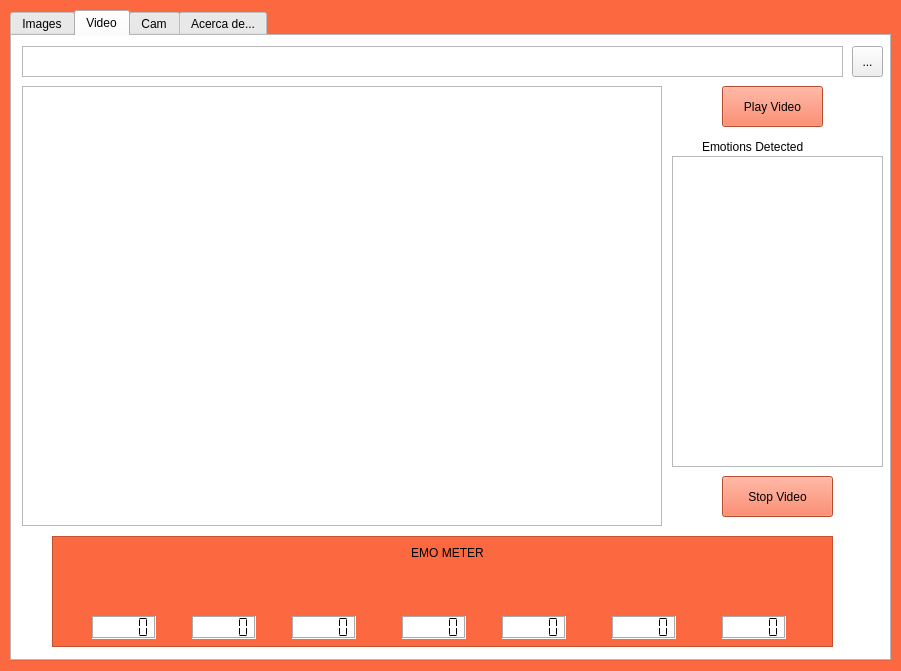
Old version of the form gui_2/main.ui in the repository Hiidekii/HoN-HappyOrNot-.
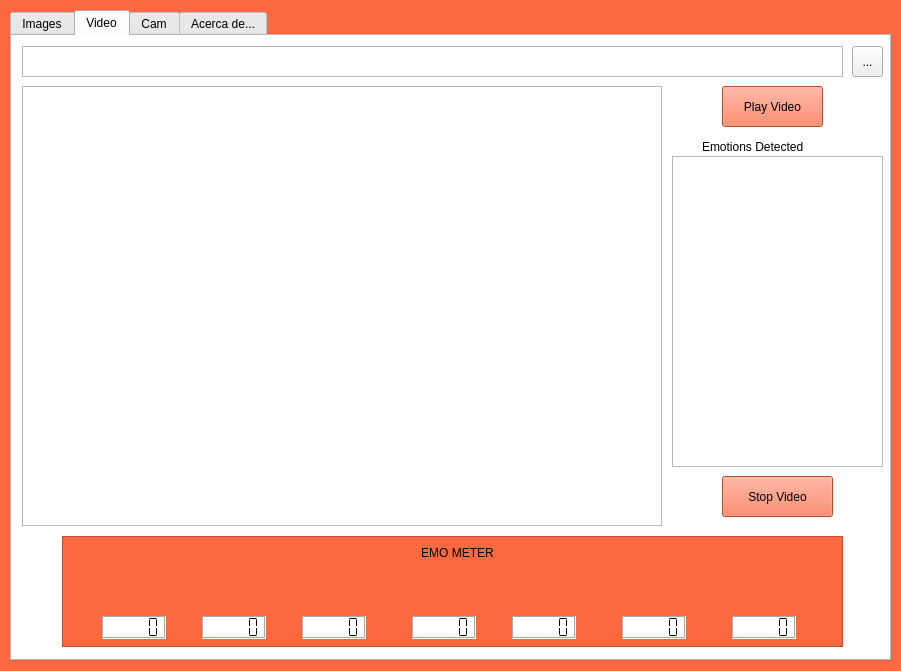
New version of the form. Icons and pictures are not drawn.

```diff
--- a/gui_2/main.ui
+++ b/gui_2/main.ui
@@ -332,7 +332,7 @@
     <widget class="QFrame" name="contadores_vid">
      <property name="geometry">
       <rect>
-       <x>40</x>
+       <x>50</x>
        <y>500</y>
        <width>781</width>
        <height>111</height>
```
Left out of the diff: 30 changed lines with no effect on the pictures.
